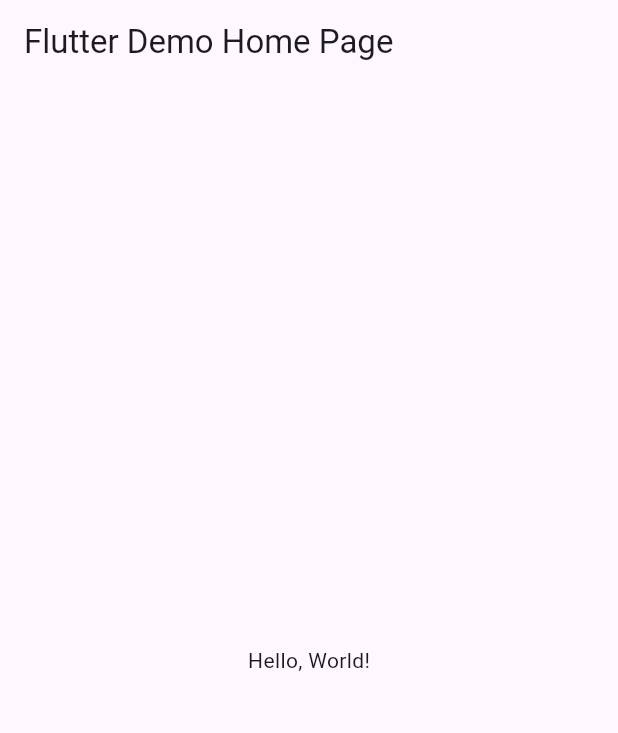
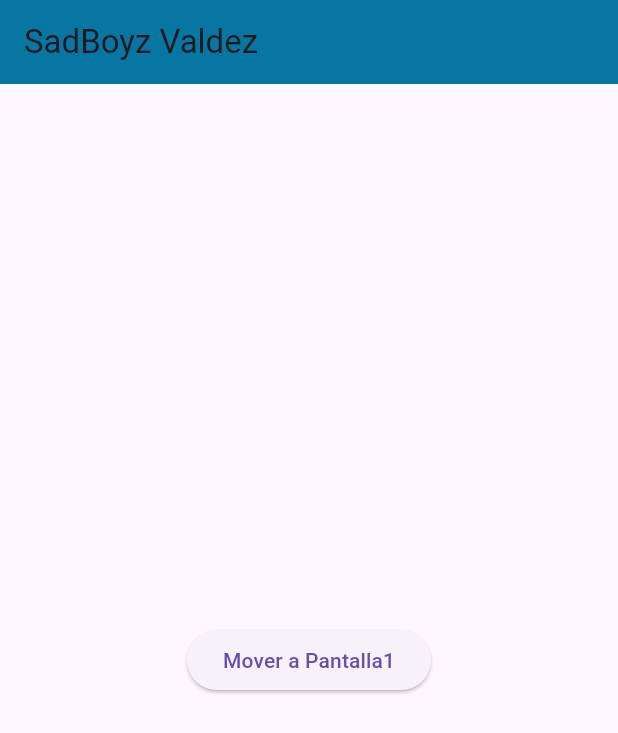
Before and after one commit to ValdezMich128/UIIAct8TabBar, a Flutter app: the screen it shows after launch, on a phone screen of 412 x 824 dp. Shown: the top 733 px of the screen. Run offline on Flutter 3.47's test engine with Material 3 defaults, Android fonts, the phone set to English and light mode, and no system bars.

```diff
--- a/lib/main.dart
+++ b/lib/main.dart
@@ -1,43 +1,70 @@
 import 'package:flutter/material.dart';
 
-void main() => runApp(MyApp());
+import 'package:valdez/pantallainicial.dart';
 
-class MyApp extends StatelessWidget {
-  const MyApp({super.key});
-  // This widget is the root of your application.
+import 'package:valdez/pantalla1.dart';
+
+void main() => runApp(MiApp());
+
+class MiApp extends StatelessWidget {
+  const MiApp({Key? key}) : super(key: key);
   @override
   Widget build(BuildContext context) {
     return MaterialApp(
-      // Application name
-      title: 'Flutter Hello World',
-      // Application theme data, you can set the colors for the application as
-      // you want
-      theme: ThemeData(
-        // useMaterial3: false,
-        primarySwatch: Colors.blue,
-      ),
-      // A widget which will be started on application startup
-      home: MyHomePage(title: 'Flutter Demo Home Page'),
+      debugShowCheckedModeBanner: false,
+      initialRoute: "/",
+      routes: {
+        "/": (context) => Pantallainicial(),
+        "/pantalla1": (context) => Pantalla1(),
+      }, //Fin rutas de páginas
     );
-  }
+  } //Fin de Widgets
 }
 
-class MyHomePage extends StatelessWidget {
-  final String title;
-  const MyHomePage({super.key, required this.title});
+/*import 'package:flutter/material.dart';
+
+void main(){
+  runApp(MyApp());
+}
+
+class  extends StatelessWidget {
+  const ({ Key? key }) : super(key: key);
 
   @override
   Widget build(BuildContext context) {
-    return Scaffold(
-      appBar: AppBar(
-        // The title text which will be shown on the action bar
-        title: Text(title),
+    return MaterialApp(
+      debugShowCheckedModeBanner: false,
+      title: "SadBoyz Valdez0422",
+      theme: ThemeData(
+        primarySwatch: Colors.blue,
+
       ),
-      body: Center(
-        child: Text(
-          'Hello, World!',
+      home: Scaffold(
+        appBar: AppBar(
+          title: Text("Botones de Flutter"),
+
+        ),
+        body: Container(
+          alignment: Alignment.center,
+          child: Column(
+            mainAxisAlignment: MainAxisAlignment.center,
+            children: [
+              ElevatedButton(
+                onPressed: () {
+                  print("Boton presionado");
+                },
+                child: Text("Boton")),
+                OutlineButton(onPressed: (){
+                  print("Boton Marcado presionado");
+                }, child: Text("Boton Marcado"))
+
+            ],
+          ),
         ),
       ),
     );
   }
 }
+
+class OutlineButton {
+}*/
--- /dev/null
+++ b/lib/pantallainicial.dart
@@ -0,0 +1,30 @@
+import 'package:flutter/material.dart';
+
+//PantallaInicial_0967
+//
+class Pantallainicial extends StatelessWidget {
+  const Pantallainicial({Key? key}) : super(key: key);
+
+  @override
+  Widget build(BuildContext context) {
+    return Scaffold(
+      appBar: AppBar(
+        title: Text("SadBoyz Valdez"),
+        backgroundColor: Color(0xff0876a2),
+      ),
+      body: Center(
+        child: Column(
+          mainAxisAlignment: MainAxisAlignment.spaceEvenly,
+          children: [
+            ElevatedButton(
+              onPressed: () {
+                Navigator.pushNamed(context, "/pantalla1");
+              },
+              child: Text("Mover a Pantalla1"),
+            ),
+          ], //Niños Widgets
+        ),
+      ),
+    );
+  } //Fin de widget
+}
```
Also changed, not shown: lib/pantalla1.dart (added, +84 -0 lines).
